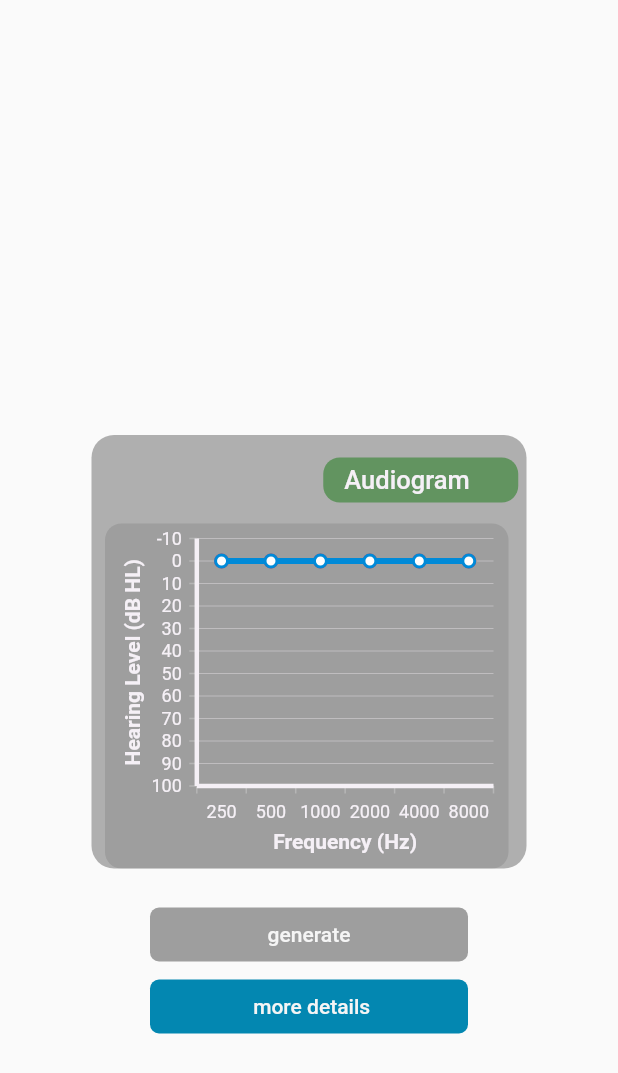
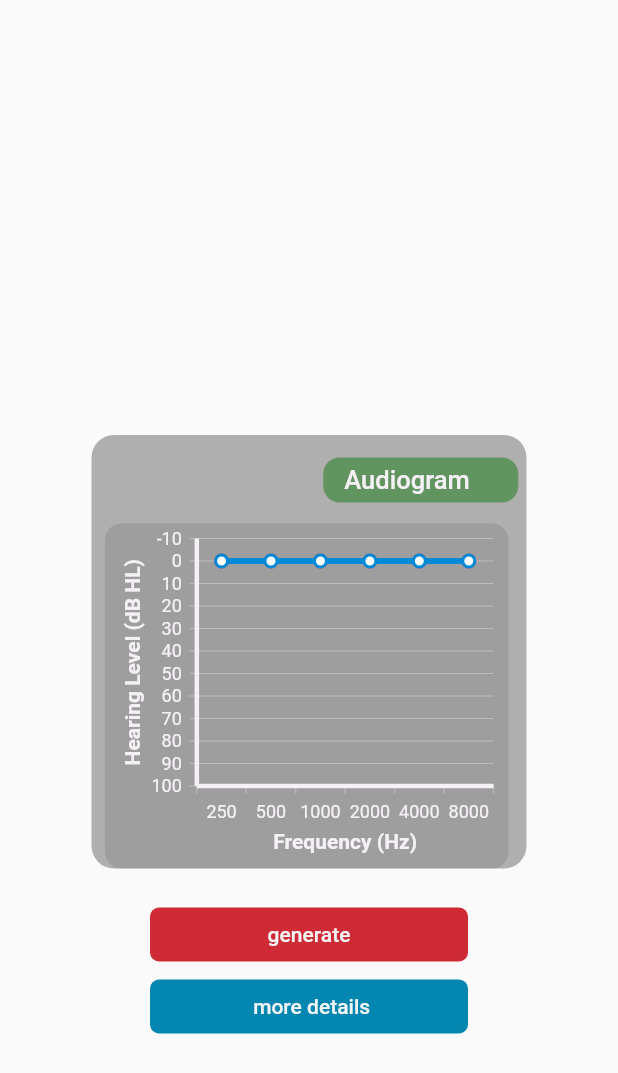
Before and after one commit to Chanoknans/Senior-Project, a Flutter app: the AudiogramLineChart widget shown alone on an empty page, opened directly, on a phone screen of 412 x 824 dp. Shown: the top 1073 px of the screen. Run offline on Flutter 3.47's test engine with Material 2 defaults, Android fonts, the phone set to English and light mode, and no system bars; our stand-ins replace audio_video_progress_bar, card_swiper, cloud_firestore, firebase_auth, firebase_core, firebase_storage and 7 more; missing offline and left inert: flutter_sound; accounts and stored records are empty; project files that could hold a hidden picture were left out.

Commit message:
update function

```diff
--- a/lib/Page/components/line_chart.dart
+++ b/lib/Page/components/line_chart.dart
@@ -20,6 +20,7 @@ class AudiogramLineChart extends StatelessWidget {
   @override
   Widget build(BuildContext context) {
     TooltipBehavior _tooltipBehavior = TooltipBehavior(enable: true);
+    HomePageCubit homepage = BlocProvider.of<HomePageCubit>(context);
     return BlocBuilder<HomePageCubit, HomePageState>(
       buildWhen: (prev, curr) => prev != curr,
       builder: (context, state) => Padding(
@@ -233,30 +234,30 @@ class AudiogramLineChart extends StatelessWidget {
                 child: Column(
                   mainAxisSize: MainAxisSize.max,
                   children: [
-                    BlocSelector<HomePageCubit, HomePageState, List?>(
-                      selector: (state) => state.coeff,
+                    BlocBuilder<HomePageCubit, HomePageState>(
                       builder: (_, coeff) {
                         return Container(
                           width: MediaQuery.of(context).size.width,
                           child: TextButton(
-                            onPressed: coeff != null
-                                ? () {
+                            onPressed: () async {
+                              await homepage.generateSampleRate().then(
+                                (complete) {
+                                  if (complete) {
                                     Navigator.push(
                                       context,
-                                      FadeRoute(
-                                        page: HearingAidss(),
+                                      MaterialPageRoute(
+                                        builder: (_) => HearingAidss(),
                                       ),
                                     );
                                   }
-                                : null,
+                                },
+                              );
+                            },
                             style: ButtonStyle(
                               foregroundColor:
                                   MaterialStateProperty.all<Color>(white),
-                              backgroundColor: coeff != null
-                                  ? MaterialStateProperty.all<Color>(redtext)
-                                  : MaterialStateProperty.all<Color>(
-                                      Colors.grey,
-                                    ),
+                              backgroundColor:
+                                  MaterialStateProperty.all<Color>(redtext),
                               shape: MaterialStateProperty.all<
                                   RoundedRectangleBorder>(
                                 RoundedRectangleBorder(
@@ -290,13 +291,17 @@ class AudiogramLineChart extends StatelessWidget {
                                       width: double.infinity,
                                       height: 650,
                                       decoration: BoxDecoration(
-                                              borderRadius:
-                                                  BorderRadius.circular(15),
+                                        borderRadius: BorderRadius.circular(15),
                                         color: grayy2,
                                       ),
                                       padding: EdgeInsets.fromLTRB(
-                                                5, 50, 20, 20),
-                                            child: Audiogram()),
+                                        5,
+                                        50,
+                                        20,
+                                        20,
+                                      ),
+                                      child: Audiogram(),
+                                    ),
                                     Positioned(
                                       right: 0,
                                       top: 10,
@@ -306,10 +311,13 @@ class AudiogramLineChart extends StatelessWidget {
                                         },
                                         icon: Icon(Icons.close),
                                         color: white,
-                                            ))
+                                      ),
+                                    )
                                   ],
-                                    ));
-                              });
+                                ),
+                              );
+                            },
+                          );
                         },
                         style: ButtonStyle(
                           foregroundColor:
--- a/lib/bloc/home_page_state.dart
+++ b/lib/bloc/home_page_state.dart
@@ -2,26 +2,34 @@ class HomePageState {
   final String? currentDoc;
   final List leftEar;
   final List rightEar;
-  final List? coeff;
+  final List? lpfCoeff;
+  final List? bpfCoeff;
+  final List? hpfCoeff;
 
   HomePageState({
     this.currentDoc,
     this.leftEar = const [0, 0, 0, 0, 0, 0],
     this.rightEar = const [0, 0, 0, 0, 0, 0],
-    this.coeff,
+    this.lpfCoeff,
+    this.bpfCoeff,
+    this.hpfCoeff,
   });
 
   HomePageState copyWith({
     String? currentDoc,
     List? leftEar,
     List? rightEar,
-    List? coeff,
+    List? lpfCoeff,
+    List? bpfCoeff,
+    List? hpfCoeff,
   }) {
     return HomePageState(
       currentDoc: currentDoc ?? this.currentDoc,
       leftEar: leftEar ?? this.leftEar,
       rightEar: rightEar ?? this.rightEar,
-      coeff: coeff,
+      lpfCoeff: lpfCoeff ?? this.lpfCoeff,
+      bpfCoeff: bpfCoeff ?? this.bpfCoeff,
+      hpfCoeff: hpfCoeff ?? this.hpfCoeff,
     );
   }
 }
```
Also changed, not shown: lib/Page/aids_home.dart (+82 -81 lines), lib/Page/home_page.dart (+0 -37 lines), lib/bloc/home_page_cubit.dart (+41 -1 lines), 1 other file. Lines whose indentation alone changed are shown as unchanged.
